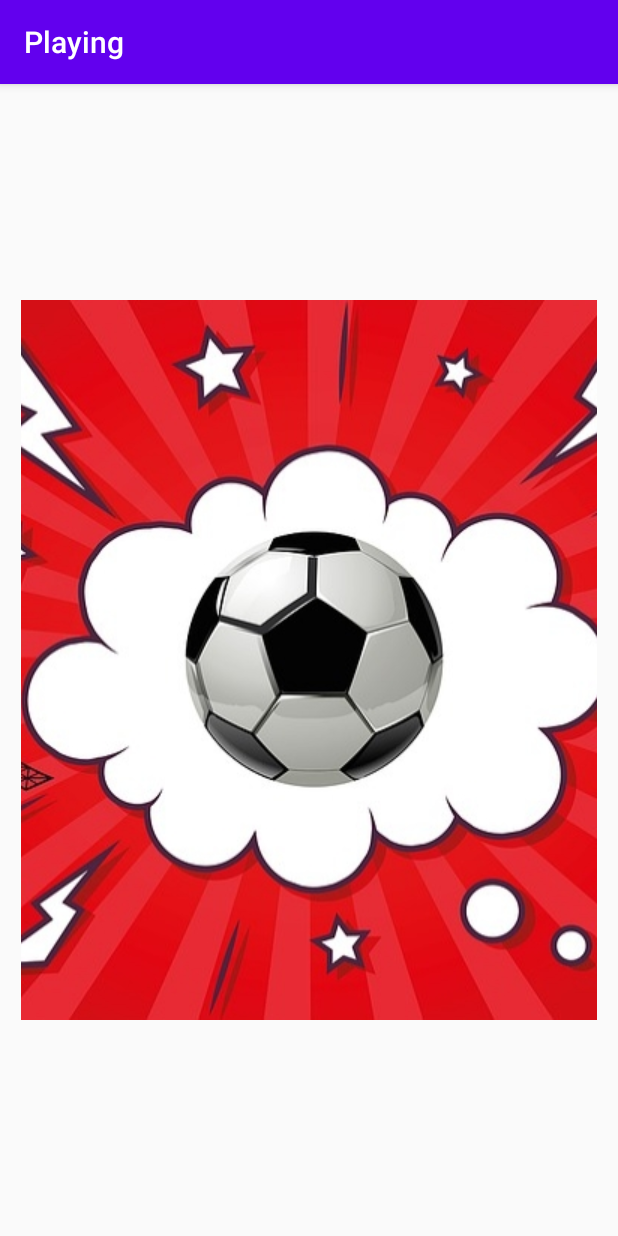
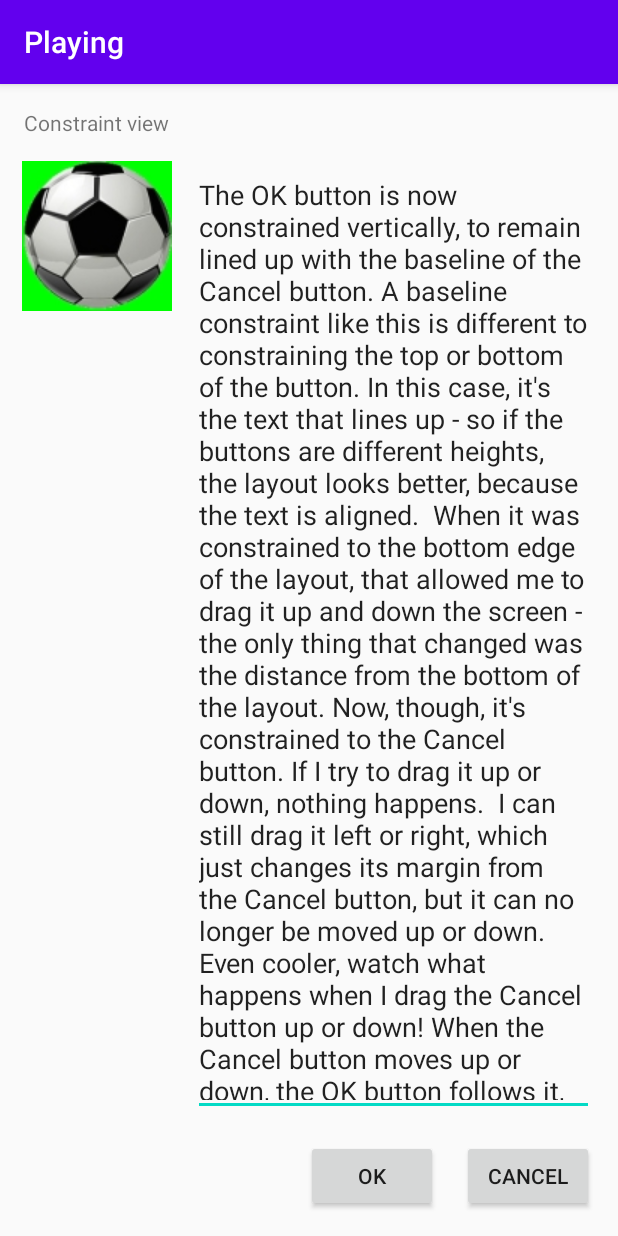
Before and after one commit to lux-coder/Playing, an Android app: the screen it shows after launch (MainActivity), on a phone screen of 412 x 824 dp. Run offline under Robolectric (Android 15) with nearby library versions, the phone set to English and light mode, and no system bars.

Commit message:
added layout, button, text

```diff
--- a/app/src/main/java/com/example/playing/MainActivity.kt
+++ b/app/src/main/java/com/example/playing/MainActivity.kt
@@ -7,6 +7,7 @@ class MainActivity : AppCompatActivity() {
 
     override fun onCreate(savedInstanceState: Bundle?) {
         super.onCreate(savedInstanceState)
-        setContentView(R.layout.activity_main)
+        //setContentView(R.layout.activity_main)
+        setContentView(R.layout.note_layout)
     }
 }
--- a/app/src/main/res/layout/activity_main.xml
+++ b/app/src/main/res/layout/activity_main.xml
@@ -8,8 +8,8 @@
 
     <ImageView
         android:id="@+id/imageView2"
-        android:layout_width="384dp"
-        android:layout_height="480dp"
+        android:layout_width="0dp"
+        android:layout_height="0dp"
         android:layout_marginStart="16dp"
         android:layout_marginTop="16dp"
         android:layout_marginEnd="16dp"
@@ -17,7 +17,18 @@
         android:scaleType="centerCrop"
         app:layout_constraintBottom_toBottomOf="parent"
         app:layout_constraintEnd_toEndOf="parent"
+        app:layout_constraintStart_toEndOf="@+id/button"
+        app:layout_constraintTop_toBottomOf="@+id/button"
+        app:srcCompat="@drawable/ball_100x100" />
+
+    <Button
+        android:id="@+id/button"
+        android:layout_width="wrap_content"
+        android:layout_height="wrap_content"
+        android:layout_marginStart="16dp"
+        android:layout_marginTop="16dp"
+        android:text="Button"
+        android:textSize="14sp"
         app:layout_constraintStart_toStartOf="parent"
-        app:layout_constraintTop_toTopOf="parent"
-        app:srcCompat="@drawable/ball_640x480" />
+        app:layout_constraintTop_toTopOf="parent" />
 </androidx.constraintlayout.widget.ConstraintLayout>
--- /dev/null
+++ b/app/src/main/res/layout/note_layout.xml
@@ -0,0 +1,71 @@
+<?xml version="1.0" encoding="utf-8"?>
+<androidx.constraintlayout.widget.ConstraintLayout
+    xmlns:android="http://schemas.android.com/apk/res/android"
+    xmlns:app="http://schemas.android.com/apk/res-auto"
+    xmlns:tools="http://schemas.android.com/tools"
+    android:layout_width="match_parent"
+    android:layout_height="match_parent">
+
+    <TextView
+        android:id="@+id/textView"
+        android:layout_width="wrap_content"
+        android:layout_height="wrap_content"
+        android:layout_marginStart="16dp"
+        android:layout_marginTop="16dp"
+        android:text="Constraint view"
+        app:layout_constraintStart_toStartOf="parent"
+        app:layout_constraintTop_toTopOf="parent" />
+
+    <EditText
+        android:id="@+id/editText"
+        android:layout_width="0dp"
+        android:layout_height="0dp"
+        android:layout_marginStart="16dp"
+        android:layout_marginTop="16dp"
+        android:layout_marginEnd="16dp"
+        android:layout_marginBottom="16dp"
+        android:ems="10"
+        android:gravity="start|top"
+        android:inputType="textMultiLine"
+        android:scrollbarAlwaysDrawHorizontalTrack="false"
+        android:scrollbars="vertical"
+        android:text="The OK button is now constrained vertically, to remain lined up with the baseline of the Cancel button. A baseline constraint like this is different to constraining the top or bottom of the button. In this case, it's the text that lines up - so if the buttons are different heights, the layout looks better, because the text is aligned.  When it was constrained to the bottom edge of the layout, that allowed me to drag it up and down the screen - the only thing that changed was the distance from the bottom of the layout. Now, though, it's constrained to the Cancel button. If I try to drag it up or down, nothing happens.  I can still drag it left or right, which just changes its margin from the Cancel button, but it can no longer be moved up or down.  Even cooler, watch what happens when I drag the Cancel button up or down! When the Cancel button moves up or down, the OK button follows it, because of the vertical constraint.  Whether I'd constrained the top, bottom or baseline, that would still be the case, the OK button can't be moved vertically because it's constrained to the Cancel button, and when the Cancel button moves vertically the OK button follows.  Notice that when the OK button's selected, the Inspector shows a downwards arrow to indicate that there is a constraint, but you can't change the margin value like you can with the constraint to the right. Baseline constraints don't have margins."
+        app:layout_constraintBottom_toTopOf="@+id/button3"
+        app:layout_constraintEnd_toEndOf="parent"
+        app:layout_constraintHorizontal_bias="0.0"
+        app:layout_constraintStart_toEndOf="@+id/textView"
+        app:layout_constraintTop_toBottomOf="@+id/textView"
+        app:layout_constraintVertical_bias="0.0" />
+
+    <Button
+        android:id="@+id/button2"
+        android:layout_width="wrap_content"
+        android:layout_height="wrap_content"
+        android:layout_marginEnd="16dp"
+        android:layout_marginBottom="16dp"
+        android:text="@android:string/cancel"
+        app:layout_constraintBottom_toBottomOf="parent"
+        app:layout_constraintEnd_toEndOf="parent" />
+
+    <Button
+        android:id="@+id/button3"
+        android:layout_width="wrap_content"
+        android:layout_height="wrap_content"
+        android:layout_marginEnd="16dp"
+        android:layout_marginBottom="16dp"
+        android:text="@android:string/ok"
+        app:layout_constraintBottom_toBottomOf="parent"
+        app:layout_constraintEnd_toStartOf="@+id/button2" />
+
+    <ImageView
+        android:id="@+id/imageView"
+        android:layout_width="wrap_content"
+        android:layout_height="wrap_content"
+        android:layout_marginStart="16dp"
+        android:layout_marginTop="16dp"
+        android:layout_marginEnd="15dp"
+        app:layout_constraintEnd_toStartOf="@+id/editText"
+        app:layout_constraintStart_toStartOf="parent"
+        app:layout_constraintTop_toBottomOf="@+id/textView"
+        app:srcCompat="@drawable/ball_100x100" />
+</androidx.constraintlayout.widget.ConstraintLayout>
```
